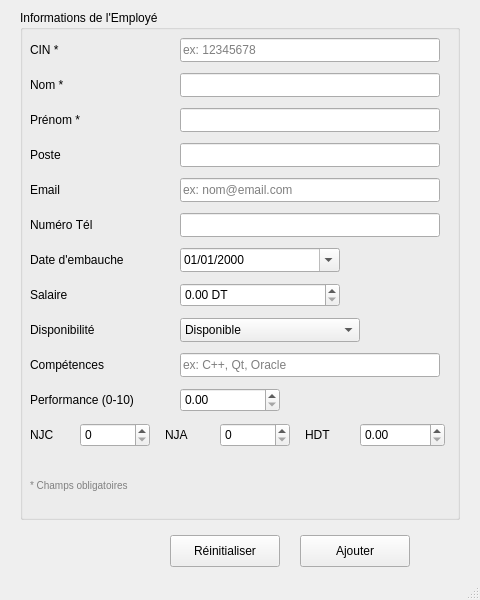
Before: the Qt Designer form mainwindow.ui in Esprit-UP-Algo/projetcpp2526-s2-2a12-smart-carpentry-workshop-management, drawn with Qt 5.
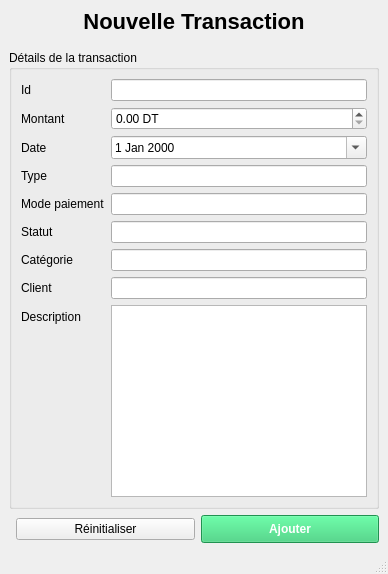
After: the same form once the commit is applied.

Commit message: ajout transaction

Diff of the .ui file:
```diff
--- a/mainwindow.ui
+++ b/mainwindow.ui
@@ -1,168 +1,139 @@
 <?xml version="1.0" encoding="UTF-8"?>
 <ui version="4.0">
- <class>MainWindow</class>
- <widget class="QMainWindow" name="MainWindow">
-  <property name="geometry">
-   <rect><x>0</x><y>0</y><width>480</width><height>600</height></rect>
-  </property>
-  <property name="windowTitle">
-   <string>Ajouter un Employé</string>
-  </property>
-  <widget class="QWidget" name="centralWidget">
-   <widget class="QGroupBox" name="groupBox">
-    <property name="geometry">
-     <rect><x>20</x><y>10</y><width>440</width><height>510</height></rect>
-    </property>
-    <property name="title"><string>Informations de l'Employé</string></property>
+<class>MainWindow</class>
+<widget class="QMainWindow" name="MainWindow">
+ <property name="windowTitle">
+  <string>Gestion des Transactions</string>
+ </property>
 
-    <widget class="QLabel" name="label_cin">
-     <property name="geometry"><rect><x>10</x><y>30</y><width>140</width><height>20</height></rect></property>
-     <property name="text"><string>CIN *</string></property>
-    </widget>
-    <widget class="QLineEdit" name="lineEdit_cin">
-     <property name="geometry"><rect><x>160</x><y>28</y><width>260</width><height>24</height></rect></property>
-     <property name="placeholderText"><string>ex: 12345678</string></property>
-    </widget>
+ <widget class="QWidget" name="centralWidget">
+  <layout class="QVBoxLayout">
 
-    <widget class="QLabel" name="label_nom">
-     <property name="geometry"><rect><x>10</x><y>65</y><width>140</width><height>20</height></rect></property>
-     <property name="text"><string>Nom *</string></property>
+   <!-- TITLE -->
+   <item>
+    <widget class="QLabel" name="label_title">
+     <property name="text">
+      <string>Nouvelle Transaction</string>
+     </property>
+     <property name="styleSheet">
+      <string>font-size:22px;font-weight:bold;margin-bottom:10px;</string>
+     </property>
+     <property name="alignment">
+      <set>Qt::AlignCenter</set>
+     </property>
     </widget>
-    <widget class="QLineEdit" name="lineEdit_nom">
-     <property name="geometry"><rect><x>160</x><y>63</y><width>260</width><height>24</height></rect></property>
-    </widget>
+   </item>
 
-    <widget class="QLabel" name="label_prenom">
-     <property name="geometry"><rect><x>10</x><y>100</y><width>140</width><height>20</height></rect></property>
-     <property name="text"><string>Prénom *</string></property>
-    </widget>
-    <widget class="QLineEdit" name="lineEdit_prenom">
-     <property name="geometry"><rect><x>160</x><y>98</y><width>260</width><height>24</height></rect></property>
-    </widget>
+   <!-- GROUP -->
+   <item>
+    <widget class="QGroupBox" name="groupBox">
+     <property name="title">
+      <string>Détails de la transaction</string>
+     </property>
 
-    <widget class="QLabel" name="label_poste">
-     <property name="geometry"><rect><x>10</x><y>135</y><width>140</width><height>20</height></rect></property>
-     <property name="text"><string>Poste</string></property>
-    </widget>
-    <widget class="QLineEdit" name="lineEdit_poste">
-     <property name="geometry"><rect><x>160</x><y>133</y><width>260</width><height>24</height></rect></property>
-    </widget>
+     <layout class="QFormLayout">
 
-    <widget class="QLabel" name="label_email">
-     <property name="geometry"><rect><x>10</x><y>170</y><width>140</width><height>20</height></rect></property>
-     <property name="text"><string>Email</string></property>
-    </widget>
-    <widget class="QLineEdit" name="lineEdit_email">
-     <property name="geometry"><rect><x>160</x><y>168</y><width>260</width><height>24</height></rect></property>
-     <property name="placeholderText"><string>ex: nom@email.com</string></property>
-    </widget>
+      <item row="0" column="0">
+       <widget class="QLabel"><property name="text"><string>Id</string></property></widget>
+      </item>
+      <item row="0" column="1">
+       <widget class="QLineEdit" name="lineEdit_id"/>
+      </item>
 
-    <widget class="QLabel" name="label_tel">
-     <property name="geometry"><rect><x>10</x><y>205</y><width>140</width><height>20</height></rect></property>
-     <property name="text"><string>Numéro Tél</string></property>
-    </widget>
-    <widget class="QLineEdit" name="lineEdit_tel">
-     <property name="geometry"><rect><x>160</x><y>203</y><width>260</width><height>24</height></rect></property>
-    </widget>
+      <item row="1" column="0">
+       <widget class="QLabel"><property name="text"><string>Montant</string></property></widget>
+      </item>
+      <item row="1" column="1">
+       <widget class="QDoubleSpinBox" name="spinBox_montant">
+        <property name="maximum"><double>999999999</double></property>
+        <property name="suffix"><string> DT</string></property>
+       </widget>
+      </item>
 
-    <widget class="QLabel" name="label_date">
-     <property name="geometry"><rect><x>10</x><y>240</y><width>140</width><height>20</height></rect></property>
-     <property name="text"><string>Date d'embauche</string></property>
-    </widget>
-    <widget class="QDateEdit" name="dateEdit_embauche">
-     <property name="geometry"><rect><x>160</x><y>238</y><width>160</width><height>24</height></rect></property>
-     <property name="calendarPopup"><bool>true</bool></property>
-     <property name="displayFormat"><string>dd/MM/yyyy</string></property>
-    </widget>
+      <item row="2" column="0">
+       <widget class="QLabel"><property name="text"><string>Date</string></property></widget>
+      </item>
+      <item row="2" column="1">
+       <widget class="QDateEdit" name="dateEdit_tran">
+        <property name="calendarPopup"><bool>true</bool></property>
+       </widget>
+      </item>
 
-    <widget class="QLabel" name="label_salaire">
-     <property name="geometry"><rect><x>10</x><y>275</y><width>140</width><height>20</height></rect></property>
-     <property name="text"><string>Salaire</string></property>
-    </widget>
-    <widget class="QDoubleSpinBox" name="spinBox_salaire">
-     <property name="geometry"><rect><x>160</x><y>273</y><width>160</width><height>24</height></rect></property>
-     <property name="maximum"><double>999999.99</double></property>
-     <property name="suffix"><string> DT</string></property>
-    </widget>
+      <item row="3" column="0">
+       <widget class="QLabel"><property name="text"><string>Type</string></property></widget>
+      </item>
+      <item row="3" column="1">
+       <widget class="QLineEdit" name="lineEdit_type"/>
+      </item>
 
-    <widget class="QLabel" name="label_dispo">
-     <property name="geometry"><rect><x>10</x><y>310</y><width>140</width><height>20</height></rect></property>
-     <property name="text"><string>Disponibilité</string></property>
-    </widget>
-    <widget class="QComboBox" name="comboBox_dispo">
-     <property name="geometry"><rect><x>160</x><y>308</y><width>180</width><height>24</height></rect></property>
-     <item><property name="text"><string>Disponible</string></property></item>
-     <item><property name="text"><string>Indisponible</string></property></item>
-     <item><property name="text"><string>En conge</string></property></item>
-    </widget>
+      <item row="4" column="0">
+       <widget class="QLabel"><property name="text"><string>Mode paiement</string></property></widget>
+      </item>
+      <item row="4" column="1">
+       <widget class="QLineEdit" name="lineEdit_mode"/>
+      </item>
 
-    <widget class="QLabel" name="label_comp">
-     <property name="geometry"><rect><x>10</x><y>345</y><width>140</width><height>20</height></rect></property>
-     <property name="text"><string>Compétences</string></property>
-    </widget>
-    <widget class="QLineEdit" name="lineEdit_competences">
-     <property name="geometry"><rect><x>160</x><y>343</y><width>260</width><height>24</height></rect></property>
-     <property name="placeholderText"><string>ex: C++, Qt, Oracle</string></property>
-    </widget>
+      <item row="5" column="0">
+       <widget class="QLabel"><property name="text"><string>Statut</string></property></widget>
+      </item>
+      <item row="5" column="1">
+       <widget class="QLineEdit" name="lineEdit_statut"/>
+      </item>
 
-    <widget class="QLabel" name="label_perf">
-     <property name="geometry"><rect><x>10</x><y>380</y><width>140</width><height>20</height></rect></property>
-     <property name="text"><string>Performance (0-10)</string></property>
-    </widget>
-    <widget class="QDoubleSpinBox" name="spinBox_perf">
-     <property name="geometry"><rect><x>160</x><y>378</y><width>100</width><height>24</height></rect></property>
-     <property name="maximum"><double>10.00</double></property>
-    </widget>
+      <item row="6" column="0">
+       <widget class="QLabel"><property name="text"><string>Catégorie</string></property></widget>
+      </item>
+      <item row="6" column="1">
+       <widget class="QLineEdit" name="lineEdit_categorie"/>
+      </item>
 
-    <widget class="QLabel" name="label_njc">
-     <property name="geometry"><rect><x>10</x><y>415</y><width>50</width><height>20</height></rect></property>
-     <property name="text"><string>NJC</string></property>
-    </widget>
-    <widget class="QSpinBox" name="spinBox_njc">
-     <property name="geometry"><rect><x>60</x><y>413</y><width>70</width><height>24</height></rect></property>
-    </widget>
+      <item row="7" column="0">
+       <widget class="QLabel"><property name="text"><string>Client</string></property></widget>
+      </item>
+      <item row="7" column="1">
+       <widget class="QLineEdit" name="lineEdit_client"/>
+      </item>
 
-    <widget class="QLabel" name="label_nja">
-     <property name="geometry"><rect><x>145</x><y>415</y><width>50</width><height>20</height></rect></property>
-     <property name="text"><string>NJA</string></property>
-    </widget>
-    <widget class="QSpinBox" name="spinBox_nja">
-     <property name="geometry"><rect><x>200</x><y>413</y><width>70</width><height>24</height></rect></property>
-    </widget>
+      <item row="8" column="0">
+       <widget class="QLabel"><property name="text"><string>Description</string></property></widget>
+      </item>
+      <item row="8" column="1">
+       <widget class="QTextEdit" name="textEdit_description"/>
+      </item>
 
-    <widget class="QLabel" name="label_hdt">
-     <property name="geometry"><rect><x>285</x><y>415</y><width>50</width><height>20</height></rect></property>
-     <property name="text"><string>HDT</string></property>
+     </layout>
     </widget>
-    <widget class="QDoubleSpinBox" name="spinBox_hdt">
-     <property name="geometry"><rect><x>340</x><y>413</y><width>85</width><height>24</height></rect></property>
-     <property name="maximum"><double>99999.99</double></property>
-    </widget>
+   </item>
 
-    <widget class="QLabel" name="label_required">
-     <property name="geometry"><rect><x>10</x><y>465</y><width>300</width><height>20</height></rect></property>
-     <property name="text"><string>* Champs obligatoires</string></property>
-     <property name="styleSheet"><string>color: gray; font-size: 10px;</string></property>
-    </widget>
+   <!-- BUTTONS -->
+   <item>
+    <layout class="QHBoxLayout">
+     <item>
+      <spacer name="horizontalSpacer">
+       <property name="orientation"><enum>Qt::Horizontal</enum></property>
+      </spacer>
+     </item>
 
-   </widget>
+     <item>
+      <widget class="QPushButton" name="pushButton_reset">
+       <property name="text"><string>Réinitialiser</string></property>
+      </widget>
+     </item>
 
-   <widget class="QPushButton" name="pushButton_ajouter">
-    <property name="geometry"><rect><x>300</x><y>535</y><width>110</width><height>32</height></rect></property>
-    <property name="text"><string>Ajouter</string></property>
-   </widget>
-   <widget class="QPushButton" name="pushButton_reset">
-    <property name="geometry"><rect><x>170</x><y>535</y><width>110</width><height>32</height></rect></property>
-    <property name="text"><string>Réinitialiser</string></property>
-   </widget>
+     <item>
+      <widget class="QPushButton" name="pushButton_ajouter">
+       <property name="text"><string>Ajouter</string></property>
+       <property name="styleSheet">
+        <string>background:#2ecc71;color:white;font-weight:bold;padding:6px 14px;</string>
+       </property>
+      </widget>
+     </item>
+    </layout>
+   </item>
 
-  </widget>
-  <widget class="QMenuBar" name="menuBar">
-   <property name="geometry"><rect><x>0</x><y>0</y><width>480</width><height>21</height></rect></property>
-  </widget>
-  <widget class="QStatusBar" name="statusBar"/>
+  </layout>
  </widget>
- <layoutdefault spacing="6" margin="11"/>
- <resources/>
- <connections/>
+
+ <widget class="QStatusBar" name="statusBar"/>
+</widget>
 </ui>
```
The commit also changes 75 other files.
